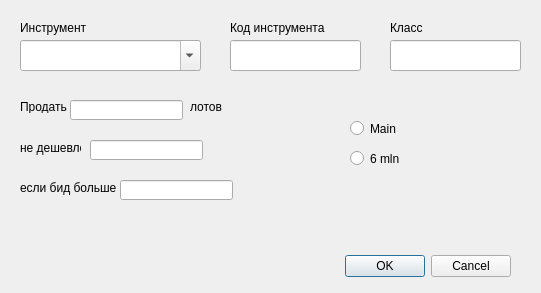
Old version of the form UI/pokrivator_editor.ui in the repository may042/simple_trader.
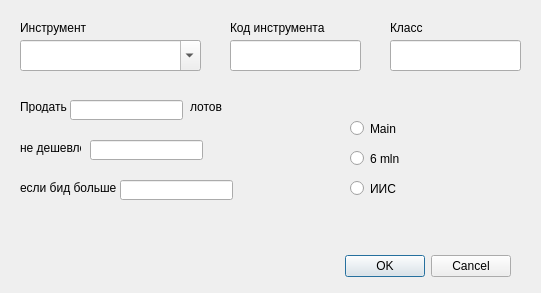
New version of the form.

```diff
--- a/UI/pokrivator_editor.ui
+++ b/UI/pokrivator_editor.ui
@@ -215,6 +215,22 @@
     </rect>
    </property>
   </widget>
+  <widget class="QRadioButton" name="radioButton_3">
+   <property name="geometry">
+    <rect>
+     <x>350</x>
+     <y>180</y>
+     <width>82</width>
+     <height>17</height>
+    </rect>
+   </property>
+   <property name="text">
+    <string>ИИС</string>
+   </property>
+   <attribute name="buttonGroup">
+    <string notr="true">buttonGroup</string>
+   </attribute>
+  </widget>
  </widget>
  <resources/>
  <connections>
```
